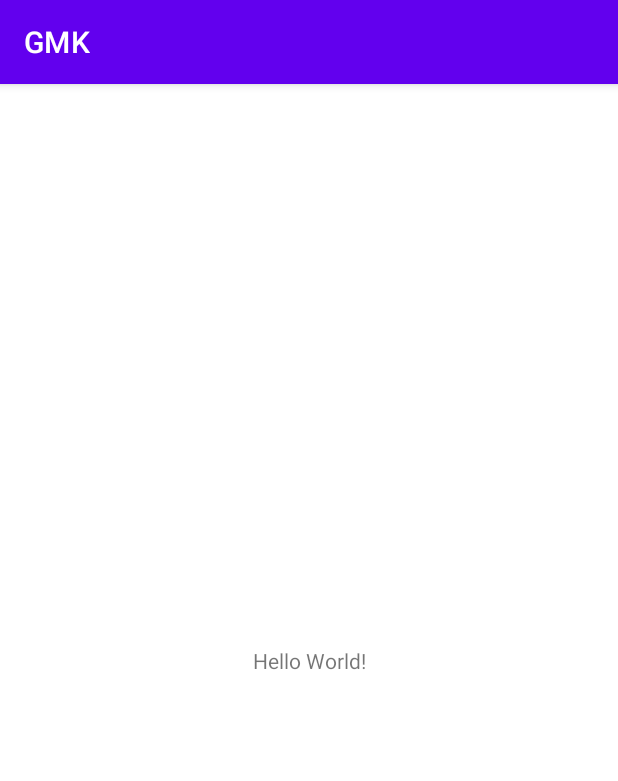
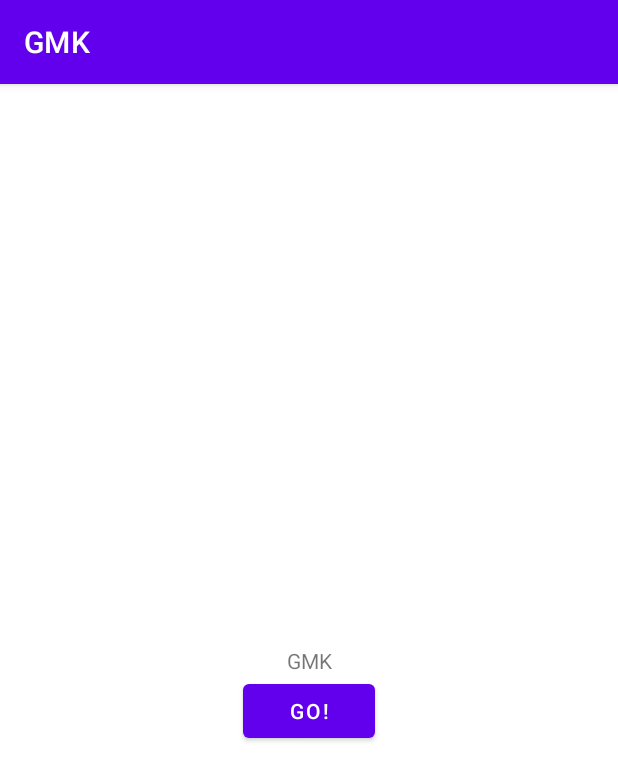
Before and after one commit to eaglenguyen/GMK-Color-List, an Android app: the screen it shows after launch (MainActivity), on a phone screen of 412 x 824 dp. Shown: the top 781 px of the screen. Run offline under Robolectric (Android 15) with nearby library versions, the phone set to English and light mode, and no system bars.

Commit message:
First App

```diff
--- a/app/src/main/AndroidManifest.xml
+++ b/app/src/main/AndroidManifest.xml
@@ -18,6 +18,8 @@
                 <category android:name="android.intent.category.LAUNCHER" />
             </intent-filter>
         </activity>
+
+        <activity android:name=".DetailActivity"/>
     </application>
 
 </manifest>
--- /dev/null
+++ b/app/src/main/java/com/example/gmk/Colors.kt
@@ -0,0 +1,3 @@
+package com.example.gmk
+
+data class Colors (val stringResourceId: Int)
--- a/app/src/main/java/com/example/gmk/MainActivity.kt
+++ b/app/src/main/java/com/example/gmk/MainActivity.kt
@@ -1,11 +1,24 @@
 package com.example.gmk
 
+import android.content.Intent
+import android.os.Bundle
+import android.widget.Toast
 import androidx.appcompat.app.AppCompatActivity
-import android.os.Bundle
+import kotlinx.android.synthetic.main.activity_start.*
+
 
 class MainActivity : AppCompatActivity() {
+
     override fun onCreate(savedInstanceState: Bundle?) {
-        super.onCreate(savedInstanceState)
-        setContentView(R.layout.activity_main)
+            super.onCreate(savedInstanceState)
+            setContentView(R.layout.activity_start)
+
+            button.setOnClickListener {
+                Toast.makeText(this, "Clicked!", Toast.LENGTH_SHORT).show()
+
+                val intent = Intent(this, DetailActivity::class.java)
+                startActivity(intent)
+            }
+
+        }
     }
-}
--- /dev/null
+++ b/app/src/main/java/com/example/gmk/adapter/WordAdapter.kt
@@ -0,0 +1,4 @@
+package com.example.gmk.adapter
+
+class WordAdapter {
+}
--- a/app/src/main/res/layout/activity_main.xml
+++ b/app/src/main/res/layout/activity_start.xml
@@ -7,12 +7,21 @@
     tools:context=".MainActivity">
 
     <TextView
+        android:id="@+id/textView"
         android:layout_width="wrap_content"
         android:layout_height="wrap_content"
-        android:text="Hello World!"
+        android:text="GMK"
         app:layout_constraintBottom_toBottomOf="parent"
-        app:layout_constraintLeft_toLeftOf="parent"
-        app:layout_constraintRight_toRightOf="parent"
+        app:layout_constraintEnd_toEndOf="parent"
+        app:layout_constraintStart_toStartOf="parent"
         app:layout_constraintTop_toTopOf="parent" />
 
+    <Button
+        android:id="@+id/button"
+        android:layout_width="wrap_content"
+        android:layout_height="wrap_content"
+        android:text="GO!"
+        app:layout_constraintEnd_toEndOf="parent"
+        app:layout_constraintStart_toStartOf="parent"
+        app:layout_constraintTop_toBottomOf="@+id/textView" />
 </androidx.constraintlayout.widget.ConstraintLayout>
--- a/app/src/main/res/values/strings.xml
+++ b/app/src/main/res/values/strings.xml
@@ -1,3 +1,5 @@
 <resources>
     <string name="app_name">GMK</string>
+    <string name="affirmation1">Black</string>
+    <string name="affirmation2">White</string>
 </resources>
```
Also changed, not shown: app/build.gradle (+10 -0 lines), app/src/main/java/com/example/gmk/DetailActivity.kt (added, +32 -0 lines), app/src/main/java/com/example/gmk/adapter/ColorAdapter.kt (added, +118 -0 lines), app/src/main/java/com/example/gmk/data/Colordata.kt (added, +19 -0 lines), app/src/main/res/layout/activity_detail.xml (added, +20 -0 lines), app/src/main/res/layout/button_view.xml (added, +9 -0 lines), app/src/main/res/values/arrarys.xml (added, +13 -0 lines).
